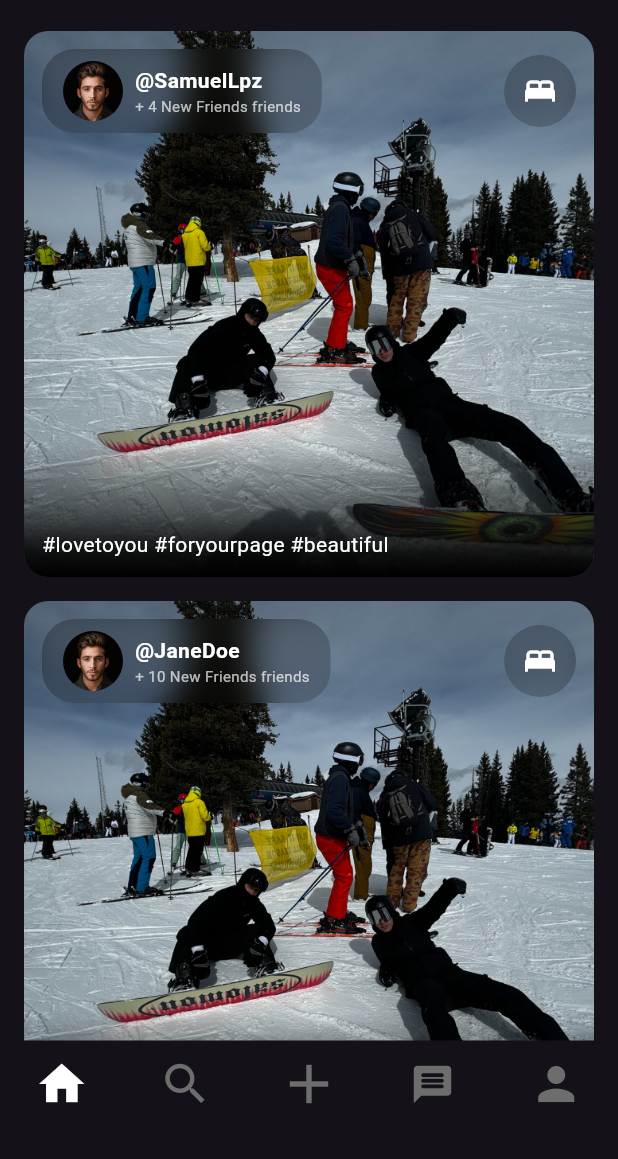
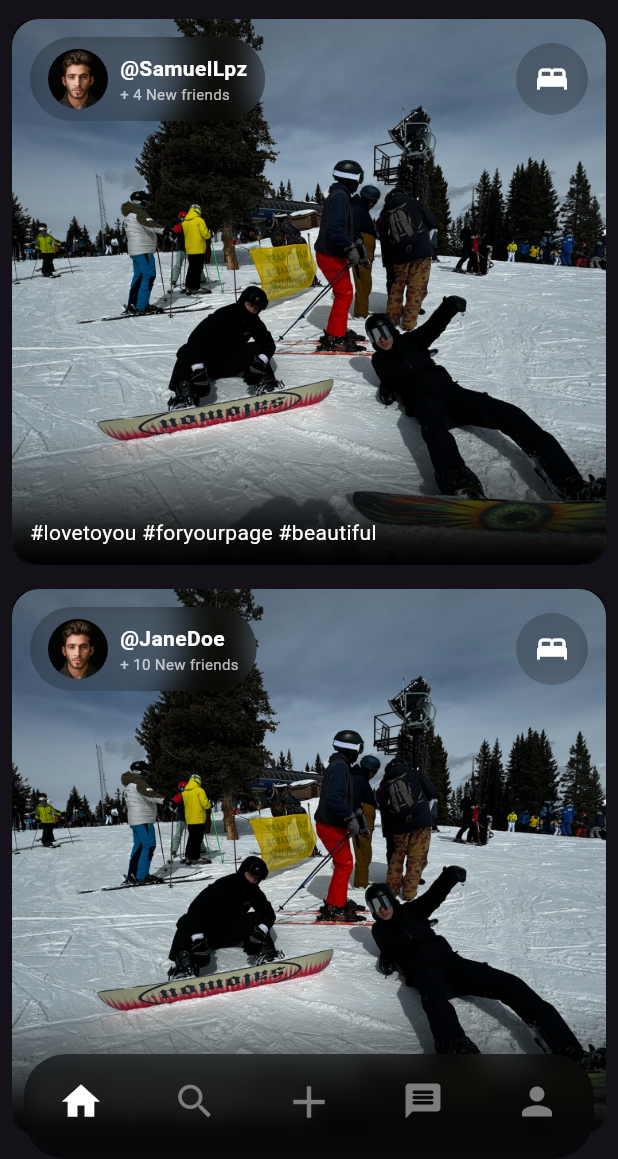
Before and after one commit to luisghdez/vibra_app, a Flutter app: the screen it shows after launch, on a phone screen of 412 x 824 dp, the part 77-1236 px from its top. Run offline on Flutter 3.47's test engine with Material 3 defaults, Android fonts, the phone set to English and light mode, and no system bars; our stand-ins replace google_fonts; Roboto replaces fonts that are missing (Notable).

Commit message:
blurred bottom navbar

```diff
--- a/lib/main.dart
+++ b/lib/main.dart
@@ -36,6 +36,7 @@ class MainScreen extends StatelessWidget {
   Widget build(BuildContext context) {
     final navigationProvider = Provider.of<NavigationProvider>(context);
     return Scaffold(
+      extendBody: true,
       body: IndexedStack(
         index: navigationProvider.currentIndex,
         children: const [
--- a/lib/screens/home/widgets/home_widget.dart
+++ b/lib/screens/home/widgets/home_widget.dart
@@ -11,7 +11,7 @@ class HomeWidget extends StatelessWidget {
       'title': 'Love your mine',
       'icon': Icons.person,
       'username': '@SamuelLpz',
-      'friendsCount': '+ 4 New Friends',
+      'friendsCount': '4',
       'caption': '#lovetoyou #foryourpage #beautiful'
     },
     // Add more items as needed
@@ -19,7 +19,7 @@ class HomeWidget extends StatelessWidget {
       'title': 'Another Post',
       'icon': Icons.favorite,
       'username': '@JaneDoe',
-      'friendsCount': '+ 10 New Friends',
+      'friendsCount': '10',
       'caption': '#flutter #dart #programming'
     },
     // Add more items as needed
@@ -28,7 +28,7 @@ class HomeWidget extends StatelessWidget {
   @override
   Widget build(BuildContext context) {
     return ListView.builder(
-      padding: const EdgeInsets.all(16),
+      padding: const EdgeInsets.all(8),
       itemCount: items.length,
       itemBuilder: (context, index) {
         final item = items[index];
@@ -41,7 +41,7 @@ class HomeWidget extends StatelessWidget {
               borderRadius: BorderRadius.circular(16),
             ),
             child: ClipRRect(
-              borderRadius: BorderRadius.circular(16),
+              borderRadius: BorderRadius.circular(18),
               child: Stack(
                 children: [
                   // Background image layer
@@ -86,13 +86,13 @@ class HomeWidget extends StatelessWidget {
                             // Combined container with blurred background
                             ClipRRect(
                               borderRadius:
-                                  BorderRadius.circular(22), // Adjust as needed
+                                  BorderRadius.circular(28), // Adjust as needed
                               child: BackdropFilter(
                                 filter:
                                     ImageFilter.blur(sigmaX: 10, sigmaY: 10),
                                 child: Container(
                                   padding: const EdgeInsets.symmetric(
-                                      vertical: 8, horizontal: 14),
+                                      vertical: 8, horizontal: 12),
                                   color: Colors.black.withOpacity(
                                       0.2), // Low opacity for background
                                   child: Row(
@@ -119,7 +119,7 @@ class HomeWidget extends StatelessWidget {
                                             ),
                                           ),
                                           Text(
-                                            '${item['friendsCount']} friends', // Assuming friendsCount is a number
+                                            '+ ${item['friendsCount']} New friends', // Assuming friendsCount is a number
                                             style: const TextStyle(
                                               color: Colors.white70,
                                               fontSize: 10,
--- a/lib/widgets/bottom_nav_bar.dart
+++ b/lib/widgets/bottom_nav_bar.dart
@@ -1,3 +1,4 @@
+import 'dart:ui';
 import 'package:flutter/material.dart';
 import 'package:provider/provider.dart';
 import '../providers/navigation_provider.dart';
@@ -75,7 +76,25 @@ class BottomNavbar extends StatelessWidget {
     int currentIndex =
         _mapProviderIndexToBottomNav(navigationProvider.currentIndex);
 
-    return BottomNavigationBar(
+    return Padding(
+      padding: const EdgeInsets.only(left: 16.0, right: 16.0),
+      // Adjust bottom padding to 8.0 to reduce overflow risk
+      child: SafeArea(
+        child: ClipRRect(
+          borderRadius: BorderRadius.circular(28),
+          // Ensures the blur doesn't affect other parts
+          child: BackdropFilter(
+            filter: ImageFilter.blur(
+                sigmaX: 10.0, sigmaY: 10.0), // Adjust blur intensity
+            child: Container(
+              height: 70,
+              color: Colors.black.withOpacity(0.55),
+              child: BottomNavigationBar(
+                showSelectedLabels: false,
+                showUnselectedLabels: false,
+                backgroundColor:
+                    Colors.transparent, // Make BottomNavigationBar transparent
+                elevation: 0, // Remove shadow
                 currentIndex: currentIndex,
                 onTap: (index) {
                   if (index == 2) {
@@ -90,31 +109,37 @@ class BottomNavbar extends StatelessWidget {
                 },
                 items: const [
                   BottomNavigationBarItem(
-          icon: Icon(Icons.home, size: 36),
+                    icon: Icon(Icons.home,
+                        size: 30), // Reduced icon size slightly
                     label: '',
                   ),
                   BottomNavigationBarItem(
-          icon: Icon(Icons.search, size: 36),
+                    icon: Icon(Icons.search, size: 30),
                     label: '',
                   ),
                   BottomNavigationBarItem(
-          icon: Icon(Icons.add, size: 44),
+                    icon: Icon(Icons.add,
+                        size: 36), // Keep 'Add' icon slightly larger
                     label: '',
                   ),
                   BottomNavigationBarItem(
-          icon: Icon(Icons.message_rounded, size: 30),
+                    icon: Icon(Icons.message_rounded, size: 28),
                     label: '',
                   ),
                   BottomNavigationBarItem(
-          icon: Icon(Icons.person, size: 36),
+                    icon: Icon(Icons.person, size: 30),
                     label: '',
                   ),
                 ],
                 selectedItemColor: Colors.white,
-      unselectedItemColor: const Color.fromARGB(255, 109, 109, 109),
-      showUnselectedLabels: true,
+                unselectedItemColor: const Color.fromARGB(255, 124, 124, 124),
                 type: BottomNavigationBarType.fixed,
                 enableFeedback: false, // Disable the regular tap animation
+              ),
+            ),
+          ),
+        ),
+      ),
     );
   }
 }
```
Lines whose indentation alone changed are shown as unchanged.
